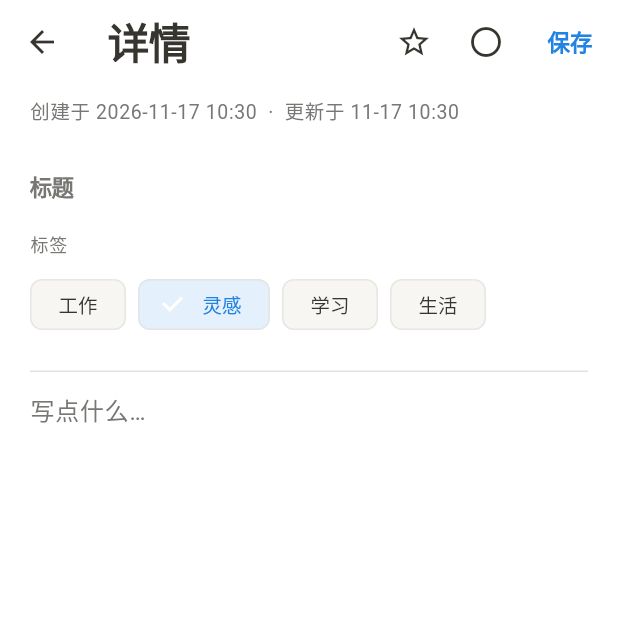
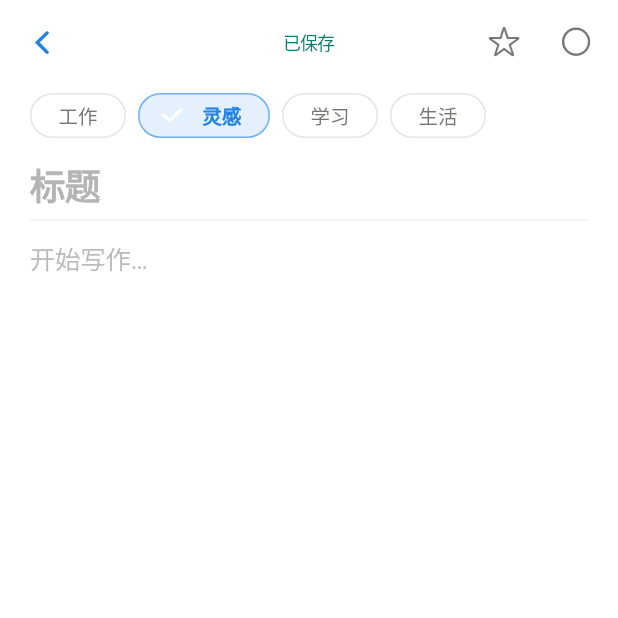
Before and after one commit to fymd/personal-assistant, a Flutter app: the MemoDetailPage screen opened directly with empty values, after a tap on "灵感", on a phone screen of 412 x 824 dp, the top half of it. Run offline on Flutter 3.47's test engine with Material 3 defaults, Android fonts, the phone set to English and light mode, and no system bars; our stand-ins replace dio, flutter_riverpod, flutter_secure_storage, shared_preferences, webview_flutter; missing offline and left inert: excel, flutter_webrtc, mobile_scanner; accounts and stored records are empty.

Commit message:
feat(memo): Apple Notes style editor with debounced auto-save

```diff
--- a/mobile/lib/features/memo/presentation/memo_detail_page.dart
+++ b/mobile/lib/features/memo/presentation/memo_detail_page.dart
@@ -1,12 +1,15 @@
+import 'dart:async';
+
+import 'package:flutter/cupertino.dart';
 import 'package:flutter/material.dart';
 import 'package:flutter_riverpod/flutter_riverpod.dart';
 import 'package:intl/intl.dart';
 
-import '../../../core/theme/app_colors.dart';
 import '../../../core/theme/theme_provider.dart';
 import '../data/memo_model.dart';
 import 'memo_provider.dart';
 
+/// Apple Notes 风格：即编辑即保存（防抖自动同步）。
 class MemoDetailPage extends ConsumerStatefulWidget {
   final Memo memo;
 
@@ -16,16 +19,22 @@ class MemoDetailPage extends ConsumerStatefulWidget {
   ConsumerState<MemoDetailPage> createState() => _MemoDetailPageState();
 }
 
+enum _SaveState { idle, dirty, saving, saved, error }
+
 class _MemoDetailPageState extends ConsumerState<MemoDetailPage> {
   late final TextEditingController _titleCtrl;
   late final TextEditingController _contentCtrl;
   late String _tag;
   late bool _starred;
   late bool _completed;
-  bool _saving = false;
-  bool _dirty = false;
+
+  Timer? _debounce;
+  _SaveState _saveState = _SaveState.idle;
+  DateTime? _lastSavedAt;
+  bool _disposed = false;
 
   static const _tags = ['工作', '灵感', '学习', '生活'];
+  static const _debounceMs = 700;
 
   @override
   void initState() {
@@ -36,230 +45,299 @@ class _MemoDetailPageState extends ConsumerState<MemoDetailPage> {
     _tag = m.tag.isEmpty ? '工作' : m.tag;
     _starred = m.starred;
     _completed = m.completed;
+    _lastSavedAt = m.updatedAt;
 
-    _titleCtrl.addListener(_markDirty);
-    _contentCtrl.addListener(_markDirty);
-  }
-
-  void _markDirty() {
-    if (!_dirty) setState(() => _dirty = true);
+    _titleCtrl.addListener(_onTextChanged);
+    _contentCtrl.addListener(_onTextChanged);
   }
 
   @override
   void dispose() {
+    _disposed = true;
+    _debounce?.cancel();
+    unawaited(_flushSave(silent: true));
+    _titleCtrl.removeListener(_onTextChanged);
+    _contentCtrl.removeListener(_onTextChanged);
     _titleCtrl.dispose();
     _contentCtrl.dispose();
     super.dispose();
   }
 
-  Future<void> _save() async {
-    final title = _titleCtrl.text.trim();
-    if (title.isEmpty) {
-      ScaffoldMessenger.of(context).showSnackBar(
-        const SnackBar(content: Text('标题不能为空')),
-      );
-      return;
+  void _onTextChanged() {
+    if (_saveState != _SaveState.dirty) {
+      setState(() => _saveState = _SaveState.dirty);
+    }
+    _scheduleSave();
   }
 
-    setState(() => _saving = true);
+  void _scheduleSave() {
+    _debounce?.cancel();
+    _debounce = Timer(const Duration(milliseconds: _debounceMs), () {
+      unawaited(_flushSave());
+    });
+  }
+
+  String _effectiveTitle() {
+    final t = _titleCtrl.text.trim();
+    if (t.isNotEmpty) return t;
+    final firstLine = _contentCtrl.text
+        .split(RegExp(r'\r?\n'))
+        .map((e) => e.trim())
+        .firstWhere((e) => e.isNotEmpty, orElse: () => '');
+    if (firstLine.isNotEmpty) {
+      return firstLine.length > 40 ? '${firstLine.substring(0, 40)}…' : firstLine;
+    }
+    return '无标题';
+  }
+
+  Future<void> _flushSave({bool silent = false}) async {
+    if (_disposed) return;
+    _debounce?.cancel();
+
+    final title = _effectiveTitle();
+    final content = _contentCtrl.text;
+
+    if (!silent && mounted) {
+      setState(() => _saveState = _SaveState.saving);
+    }
+
     try {
       await ref.read(memoListProvider.notifier).update(
             widget.memo.id,
             title: title,
-            content: _contentCtrl.text.trim(),
+            content: content,
             tag: _tag,
             starred: _starred,
             completed: _completed,
           );
-      if (!mounted) return;
+      if (_disposed || !mounted) return;
       setState(() {
-        _dirty = false;
-        _saving = false;
+        _saveState = _SaveState.saved;
+        _lastSavedAt = DateTime.now();
       });
+      Future.delayed(const Duration(seconds: 2), () {
+        if (!_disposed && mounted && _saveState == _SaveState.saved) {
+          setState(() => _saveState = _SaveState.idle);
+        }
+      });
+    } catch (e) {
+      if (_disposed || !mounted) return;
+      setState(() => _saveState = _SaveState.error);
+      if (!silent) {
         ScaffoldMessenger.of(context).showSnackBar(
-        const SnackBar(
-          content: Text('已保存'),
+          SnackBar(
+            content: Text('保存失败：$e'),
             behavior: SnackBarBehavior.floating,
-          duration: Duration(seconds: 1),
           ),
-      );
-    } catch (e) {
-      if (!mounted) return;
-      setState(() => _saving = false);
-      ScaffoldMessenger.of(context).showSnackBar(
-        SnackBar(content: Text('保存失败：$e')),
         );
       }
     }
+  }
 
-  Future<bool> _onWillPop() async {
-    if (!_dirty) return true;
-    final result = await showDialog<String>(
-      context: context,
-      builder: (ctx) => AlertDialog(
-        title: const Text('未保存的修改'),
-        content: const Text('要保存后再离开吗？'),
-        actions: [
-          TextButton(
-            onPressed: () => Navigator.pop(ctx, 'discard'),
-            child: const Text('不保存'),
+  Future<void> _toggleStar() async {
+    setState(() {
+      _starred = !_starred;
+      _saveState = _SaveState.dirty;
+    });
+    await _flushSave();
+  }
+
+  Future<void> _toggleCompleted() async {
+    setState(() {
+      _completed = !_completed;
+      _saveState = _SaveState.dirty;
+    });
+    await _flushSave();
+  }
+
+  void _setTag(String t) {
+    if (t == _tag) return;
+    setState(() {
+      _tag = t;
+      _saveState = _SaveState.dirty;
+    });
+    _scheduleSave();
+  }
+
+  Widget _buildStatus(Color secondary, Color success, Color danger) {
+    final style = TextStyle(fontSize: 12, color: secondary, fontWeight: FontWeight.w400);
+    switch (_saveState) {
+      case _SaveState.dirty:
+        return Text('编辑中…', style: style);
+      case _SaveState.saving:
+        return Row(
+          mainAxisSize: MainAxisSize.min,
+          children: [
+            SizedBox(
+              width: 10,
+              height: 10,
+              child: CircularProgressIndicator(strokeWidth: 1.5, color: secondary),
             ),
-          TextButton(
-            onPressed: () => Navigator.pop(ctx, 'cancel'),
-            child: const Text('取消'),
-          ),
-          TextButton(
-            onPressed: () => Navigator.pop(ctx, 'save'),
-            child: const Text('保存'),
-          ),
+            const SizedBox(width: 6),
+            Text('正在保存', style: style),
           ],
-      ),
         );
-    if (result == 'save') {
-      await _save();
-      return !_dirty;
+      case _SaveState.saved:
+        return Text('已保存', style: style.copyWith(color: success));
+      case _SaveState.error:
+        return GestureDetector(
+          onTap: () => _flushSave(),
+          child: Text('保存失败 · 点按重试', style: style.copyWith(color: danger)),
+        );
+      case _SaveState.idle:
+        if (_lastSavedAt == null) return const SizedBox.shrink();
+        return Text(
+          DateFormat('M月d日 HH:mm').format(_lastSavedAt!.toLocal()),
+          style: style,
+        );
     }
-    return result == 'discard';
   }
 
   @override
   Widget build(BuildContext context) {
     final colors = ref.watch(appColorsProvider);
     final theme = Theme.of(context);
+    final bottomInset = MediaQuery.of(context).viewInsets.bottom;
 
-    return PopScope(
-      canPop: !_dirty,
-      onPopInvokedWithResult: (didPop, _) async {
-        if (didPop) return;
-        final ok = await _onWillPop();
-        if (ok && context.mounted) Navigator.of(context).pop();
-      },
-      child: Scaffold(
+    return Scaffold(
       backgroundColor: colors.background,
       appBar: AppBar(
-          title: const Text('详情'),
+        backgroundColor: colors.background,
+        surfaceTintColor: Colors.transparent,
+        elevation: 0,
+        leading: IconButton(
+          icon: Icon(CupertinoIcons.back, color: colors.primary),
+          onPressed: () async {
+            await _flushSave(silent: true);
+            if (context.mounted) Navigator.of(context).pop();
+          },
+        ),
+        title: _buildStatus(colors.secondaryText, colors.success, colors.danger),
+        centerTitle: true,
         actions: [
           IconButton(
             tooltip: _starred ? '取消收藏' : '收藏',
-              onPressed: () {
-                setState(() {
-                  _starred = !_starred;
-                  _dirty = true;
-                });
-              },
+            onPressed: _toggleStar,
             icon: Icon(
-                _starred ? Icons.star : Icons.star_border,
-                color: _starred ? colors.tagOrange : null,
+              _starred ? CupertinoIcons.star_fill : CupertinoIcons.star,
+              color: _starred ? const Color(0xFFFF9F0A) : colors.secondaryText,
+              size: 22,
             ),
           ),
           IconButton(
             tooltip: _completed ? '标为未完成' : '标为完成',
-              onPressed: () {
-                setState(() {
-                  _completed = !_completed;
-                  _dirty = true;
-                });
-              },
+            onPressed: _toggleCompleted,
             icon: Icon(
-                _completed ? Icons.check_circle : Icons.circle_outlined,
-                color: _completed ? colors.success : null,
+              _completed
+                  ? CupertinoIcons.checkmark_circle_fill
+                  : CupertinoIcons.circle,
+              color: _completed ? const Color(0xFF30D158) : colors.secondaryText,
+              size: 22,
             ),
           ),
-            TextButton(
-              onPressed: _saving || !_dirty ? null : _save,
-              child: _saving
-                  ? SizedBox(
-                      width: 18,
-                      height: 18,
-                      child: CircularProgressIndicator(
-                        strokeWidth: 2,
-                        color: colors.primary,
+          const SizedBox(width: 4),
+        ],
       ),
-                    )
-                  : Text(
-                      '保存',
-                      style: TextStyle(
+      body: Column(
+        children: [
+          Expanded(
+            child: ListView(
+              padding: EdgeInsets.fromLTRB(20, 4, 20, 24 + bottomInset),
+              children: [
+                SizedBox(
+                  height: 34,
+                  child: ListView.separated(
+                    scrollDirection: Axis.horizontal,
+                    itemCount: _tags.length,
+                    separatorBuilder: (_, __) => const SizedBox(width: 8),
+                    itemBuilder: (_, i) {
+                      final t = _tags[i];
+                      final selected = t == _tag;
+                      return ChoiceChip(
+                        label: Text(t),
+                        selected: selected,
+                        visualDensity: VisualDensity.compact,
+                        labelStyle: TextStyle(
+                          fontSize: 13,
+                          fontWeight: selected ? FontWeight.w600 : FontWeight.w400,
+                          color: selected ? colors.primary : colors.secondaryText,
+                        ),
+                        selectedColor: colors.primary.withOpacity(0.12),
+                        backgroundColor: colors.surface,
+                        side: BorderSide(
+                          color: selected
+                              ? colors.primary.withOpacity(0.35)
+                              : colors.border.withOpacity(0.6),
+                        ),
+                        shape: RoundedRectangleBorder(
+                          borderRadius: BorderRadius.circular(20),
+                        ),
+                        onSelected: (_) => _setTag(t),
+                      );
+                    },
+                  ),
+                ),
+                const SizedBox(height: 14),
+                TextField(
+                  controller: _titleCtrl,
+                  style: theme.textTheme.headlineSmall?.copyWith(
+                    fontWeight: FontWeight.w700,
+                    letterSpacing: -0.5,
+                    height: 1.25,
+                    color: colors.onSurface,
+                  ),
+                  cursorColor: colors.primary,
+                  decoration: InputDecoration(
+                    hintText: '标题',
+                    hintStyle: TextStyle(
+                      color: colors.secondaryText.withOpacity(0.55),
                       fontWeight: FontWeight.w600,
-                        color: _dirty ? colors.primary : colors.secondaryText,
                     ),
+                    border: InputBorder.none,
+                    enabledBorder: InputBorder.none,
+                    focusedBorder: InputBorder.none,
+                    filled: false,
+                    isDense: true,
+                    contentPadding: EdgeInsets.zero,
+                  ),
+                  textInputAction: TextInputAction.next,
+                  maxLines: null,
+                ),
+                const SizedBox(height: 8),
+                Divider(height: 1, color: colors.border.withOpacity(0.45)),
+                const SizedBox(height: 12),
+                TextField(
+                  controller: _contentCtrl,
+                  style: theme.textTheme.bodyLarge?.copyWith(
+                    height: 1.55,
+                    fontSize: 17,
+                    letterSpacing: -0.2,
+                    color: colors.onSurface,
+                  ),
+                  cursorColor: colors.primary,
+                  decoration: InputDecoration(
+                    hintText: '开始写作…',
+                    hintStyle: TextStyle(
+                      color: colors.secondaryText.withOpacity(0.5),
+                      fontSize: 17,
+                    ),
+                    border: InputBorder.none,
+                    enabledBorder: InputBorder.none,
+                    focusedBorder: InputBorder.none,
+                    filled: false,
+                    isDense: true,
+                    contentPadding: EdgeInsets.zero,
+                  ),
+                  maxLines: null,
+                  minLines: 16,
+                  keyboardType: TextInputType.multiline,
+                  textAlignVertical: TextAlignVertical.top,
+                ),
+              ],
             ),
           ),
         ],
       ),
-        body: ListView(
-          padding: const EdgeInsets.fromLTRB(20, 8, 20, 40),
-          children: [
-            // 时间信息
-            Text(
-              '创建于 ${DateFormat('yyyy-MM-dd HH:mm').format(widget.memo.createdAt)}'
-              '  ·  更新于 ${DateFormat('MM-dd HH:mm').format(widget.memo.updatedAt)}',
-              style: theme.textTheme.bodySmall?.copyWith(
-                color: colors.secondaryText,
-              ),
-            ),
-            const SizedBox(height: 16),
-
-            // 标题
-            TextField(
-              controller: _titleCtrl,
-              style: theme.textTheme.headlineMedium?.copyWith(
-                fontWeight: FontWeight.w700,
-                letterSpacing: -0.4,
-              ),
-              decoration: const InputDecoration(
-                hintText: '标题',
-                border: InputBorder.none,
-                enabledBorder: InputBorder.none,
-                focusedBorder: InputBorder.none,
-                filled: false,
-                contentPadding: EdgeInsets.zero,
-              ),
-              maxLines: null,
-            ),
-            const SizedBox(height: 8),
-
-            // 标签
-            Text('标签', style: theme.textTheme.labelMedium),
-            const SizedBox(height: 8),
-            Wrap(
-              spacing: 8,
-              children: _tags.map((t) {
-                final selected = t == _tag;
-                return ChoiceChip(
-                  label: Text(t),
-                  selected: selected,
-                  onSelected: (_) {
-                    setState(() {
-                      _tag = t;
-                      _dirty = true;
-                    });
-                  },
-                );
-              }).toList(),
-            ),
-            const SizedBox(height: 20),
-            Divider(color: colors.border),
-            const SizedBox(height: 12),
-
-            // 正文
-            TextField(
-              controller: _contentCtrl,
-              style: theme.textTheme.bodyLarge?.copyWith(height: 1.6),
-              decoration: InputDecoration(
-                hintText: '写点什么…',
-                hintStyle: TextStyle(color: colors.secondaryText),
-                border: InputBorder.none,
-                enabledBorder: InputBorder.none,
-                focusedBorder: InputBorder.none,
-                filled: false,
-                contentPadding: EdgeInsets.zero,
-              ),
-              maxLines: null,
-              minLines: 8,
-            ),
-          ],
-        ),
-      ),
     );
   }
 }
```
Lines whose indentation alone changed are shown as unchanged.
